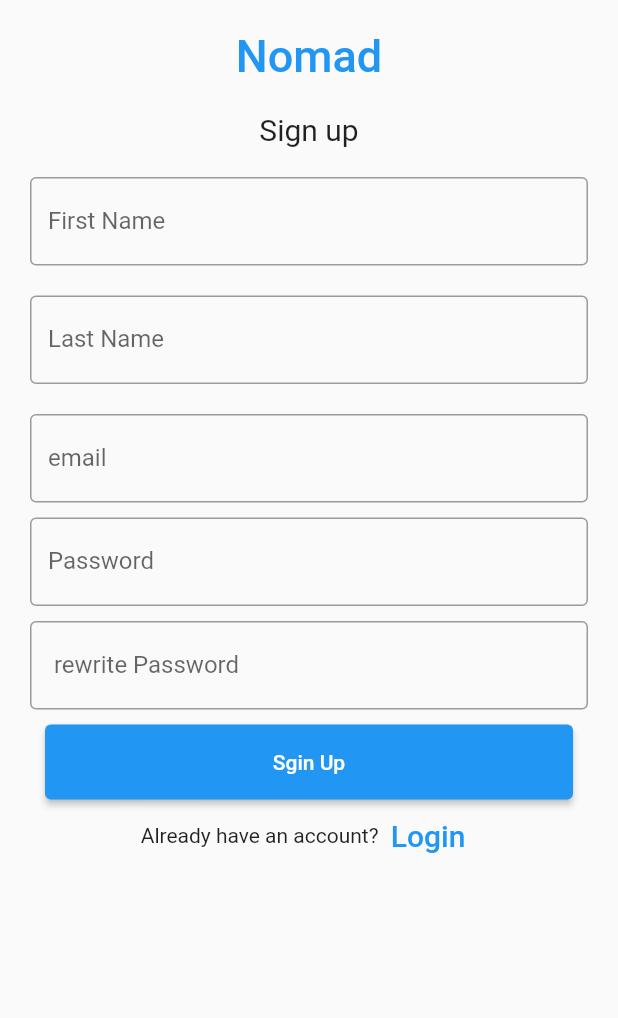
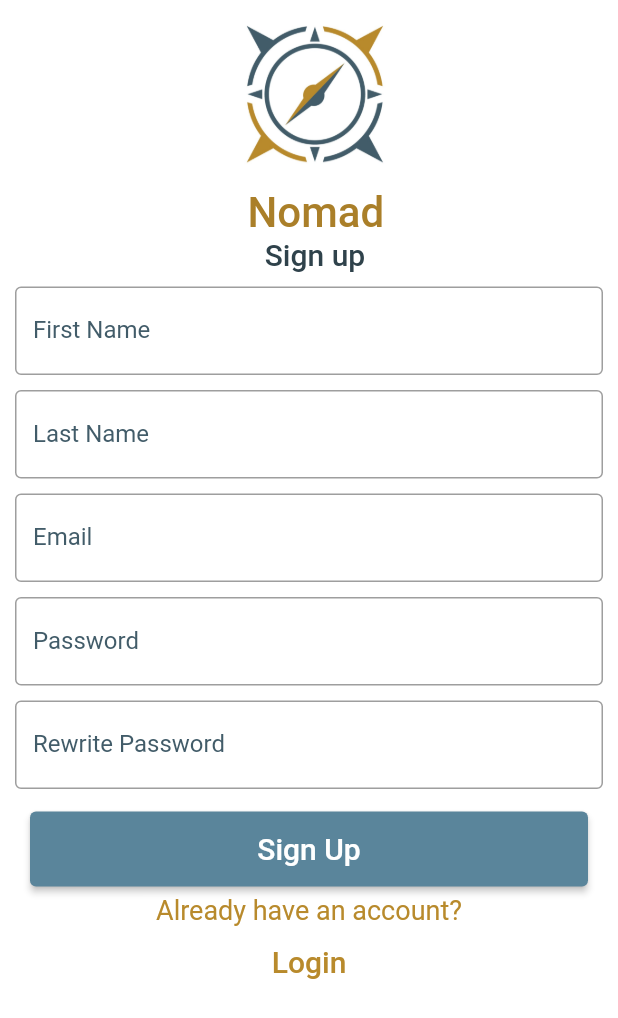
Before and after one commit to YousifT/Nomad_Application, a Flutter app: the MyStatefulWidget screen opened directly, after a tap on "Sign up", on a phone screen of 412 x 824 dp. Shown: the top 1018 px of the screen. Run offline on Flutter 3.47's test engine with Material 2 defaults, Android fonts, the phone set to English and light mode, and no system bars; our stand-ins replace carousel_slider, cloud_firestore, firebase_auth, firebase_core, flutter_rating_bar, flutter_svg and 4 more; missing offline and left inert: comment_box, dart:ffi; accounts and stored records are empty; network calls fail; statements that could not run were skipped.

Commit message:
Sign up page UI

```diff
--- a/nomad/lib/Pages/User_Pages/Login page.dart
+++ b/nomad/lib/Pages/User_Pages/Login page.dart
@@ -23,7 +23,7 @@ class Myloginpage extends StatelessWidget {
       debugShowCheckedModeBanner: false,
       title: _title,
       home: Scaffold(
-        resizeToAvoidBottomInset: true,
+        resizeToAvoidBottomInset: false,
         body: const MyStatefulWidget(),
       ),
     );
@@ -93,7 +93,7 @@ class _MyStatefulWidgetState extends State<MyStatefulWidget> {
   @override
   Widget build(BuildContext context) {
     return Scaffold(
-      resizeToAvoidBottomInset: true,
+      resizeToAvoidBottomInset: false,
       key: _scaffoldKey,
       body: Padding(
         padding: const EdgeInsets.all(3),
@@ -134,7 +134,7 @@ class _MyStatefulWidgetState extends State<MyStatefulWidget> {
                 padding: const EdgeInsets.all(10),
                 child: TextField(
                   controller: emailController,
-                  decoration: InputDecoration(
+                  decoration: const InputDecoration(
                     border: OutlineInputBorder(),
                     labelText: 'User Name',
                     labelStyle:
@@ -147,7 +147,7 @@ class _MyStatefulWidgetState extends State<MyStatefulWidget> {
                 child: TextField(
                   obscureText: true,
                   controller: passwordController,
-                  decoration: InputDecoration(
+                  decoration: const InputDecoration(
                     border: OutlineInputBorder(),
                     labelText: 'Password',
                     labelStyle:
@@ -175,7 +175,6 @@ class _MyStatefulWidgetState extends State<MyStatefulWidget> {
                     height: 50,
                     padding: const EdgeInsets.fromLTRB(10, 0, 10, 0),
                     child: ElevatedButton(
-                      child: const Text('Login'),
                       onPressed: () {
                         login(
                           emailController.text,
@@ -183,7 +182,12 @@ class _MyStatefulWidgetState extends State<MyStatefulWidget> {
                         );
                       },
                       style: ElevatedButton.styleFrom(
-                          backgroundColor: Color.fromARGB(255, 107, 158, 184)),
+                          backgroundColor: Color.fromARGB(255, 90, 133, 155)),
+                      child: const Text(
+                        'Login',
+                        style: TextStyle(
+                            fontWeight: FontWeight.w500, fontSize: 20),
+                      ),
                     )),
               ),
               Padding(
--- a/nomad/lib/Pages/User_Pages/Sginup page.dart
+++ b/nomad/lib/Pages/User_Pages/Sginup page.dart
@@ -21,7 +21,7 @@ class Mysginuppage extends StatelessWidget {
     return MaterialApp(
       debugShowCheckedModeBanner: false,
       home: Scaffold(
-        resizeToAvoidBottomInset: true,
+        resizeToAvoidBottomInset: false,
         body: const MyStatefulWidget(),
       ),
     );
@@ -107,77 +107,95 @@ class _MyStatefulWidgetState extends State<MyStatefulWidget> {
     final email = TextEditingController();
     final password = TextEditingController();
     final cpassword = TextEditingController();
-    return Padding(
-        padding: const EdgeInsets.all(10),
+    return Container(
+      color: Color.fromARGB(255, 255, 255, 255),
       child: ListView(
         children: <Widget>[
           Container(
               alignment: Alignment.center,
-                padding: const EdgeInsets.all(10),
-                child: const Text(
+              child: Column(
+                children: const [
+                  Image(
+                      image: AssetImage("assets/images/nomad.png"),
+                      height: 125,
+                      width: 125),
+                  Padding(
+                    padding: EdgeInsets.fromLTRB(9, 0, 0, 0),
+                    child: Text(
                       'Nomad',
                       style: TextStyle(
-                      color: Colors.blue,
+                          color: Color.fromARGB(255, 170, 127, 41),
                           fontWeight: FontWeight.w500,
-                      fontSize: 30),
+                          fontSize: 28),
+                    ),
+                  ),
+                ],
               )),
           Container(
               alignment: Alignment.center,
-                padding: const EdgeInsets.all(10),
+              padding: const EdgeInsets.fromLTRB(18, 0, 10, 10),
               child: const Text(
                 'Sign up',
-                  style: TextStyle(fontSize: 20),
+                style: TextStyle(
+                    fontSize: 20,
+                    color: Color.fromARGB(255, 47, 66, 75),
+                    fontWeight: FontWeight.w500),
               )),
           Container(
-              padding: const EdgeInsets.all(10),
+            padding: const EdgeInsets.fromLTRB(10, 0, 10, 5),
             child: TextField(
               controller: Fname,
               decoration: const InputDecoration(
                 border: OutlineInputBorder(),
                 labelText: 'First Name',
+                labelStyle: TextStyle(color: Color.fromARGB(255, 66, 92, 105)),
               ),
             ),
           ),
           Container(
-              padding: const EdgeInsets.all(10),
+            padding: const EdgeInsets.fromLTRB(10, 5, 10, 5),
             child: TextField(
               controller: Lname,
               decoration: const InputDecoration(
                 border: OutlineInputBorder(),
                 labelText: 'Last Name',
+                labelStyle: TextStyle(color: Color.fromARGB(255, 66, 92, 105)),
               ),
             ),
           ),
           Container(
-              padding: const EdgeInsets.fromLTRB(10, 10, 10, 0),
+            padding: const EdgeInsets.fromLTRB(10, 5, 10, 5),
             child: TextField(
               obscureText: false,
               controller: email,
               decoration: const InputDecoration(
                 border: OutlineInputBorder(),
-                  labelText: 'email',
+                labelText: 'Email',
+                labelStyle: TextStyle(color: Color.fromARGB(255, 66, 92, 105)),
               ),
             ),
           ),
           Container(
-              padding: const EdgeInsets.fromLTRB(10, 10, 10, 0),
+            padding: const EdgeInsets.fromLTRB(10, 5, 10, 5),
             child: TextField(
               obscureText: true,
               controller: password,
               decoration: const InputDecoration(
                 border: OutlineInputBorder(),
                 labelText: 'Password',
+                labelStyle: TextStyle(color: Color.fromARGB(255, 66, 92, 105)),
               ),
             ),
           ),
           Container(
-              padding: const EdgeInsets.fromLTRB(10, 10, 10, 10),
+            padding: const EdgeInsets.fromLTRB(10, 5, 10, 15),
             child: TextField(
               obscureText: true,
               controller: cpassword,
               decoration: const InputDecoration(
                 border: OutlineInputBorder(),
-                  labelText: ' rewrite Password',
+                labelText: 'Rewrite Password',
+                labelStyle: TextStyle(color: Color.fromARGB(255, 66, 92, 105)),
               ),
             ),
           ),
@@ -190,10 +208,14 @@ class _MyStatefulWidgetState extends State<MyStatefulWidget> {
                     cpassword.text);
               },
               child: Container(
-                  height: 50,
+                height: 35,
                 padding: const EdgeInsets.fromLTRB(10, 0, 10, 0),
                 child: ElevatedButton(
-                    child: const Text('Sgin Up'),
+                  style: ElevatedButton.styleFrom(
+                      backgroundColor: Color.fromARGB(255, 90, 133, 155)),
+                  child: const Text('Sign Up',
+                      style:
+                          TextStyle(fontWeight: FontWeight.w500, fontSize: 20)),
                   onPressed: () {
                     signUp(Fname.text, Lname.text, email.text, password.text,
                         cpassword.text);
@@ -203,15 +225,26 @@ class _MyStatefulWidgetState extends State<MyStatefulWidget> {
             ),
           ),
           Row(
-              children: <Widget>[
-                const Text('Already have an account?'),
+            mainAxisAlignment: MainAxisAlignment.center,
+            children: [
+              Column(
+                children: [
+                  Padding(
+                    padding: const EdgeInsets.fromLTRB(0, 5, 0, 0),
+                    child: const Text(
+                      'Already have an account?',
+                      style: TextStyle(
+                          fontSize: 18,
+                          color: Color.fromARGB(255, 184, 138, 44)),
+                    ),
+                  ),
                   TextButton(
                     child: const Text(
                       'Login',
-                    style: TextStyle(fontSize: 20),
+                      style: TextStyle(
+                          fontSize: 20,
+                          color: Color.fromARGB(255, 184, 138, 44)),
                     ),
-                  // Login button press
-                  // Switches screens to MyloginPage()
                     onPressed: () {
                       Navigator.push(
                           context,
@@ -220,9 +253,11 @@ class _MyStatefulWidgetState extends State<MyStatefulWidget> {
                     },
                   )
                 ],
-              mainAxisAlignment: MainAxisAlignment.center,
+              )
+            ],
           ),
         ],
-        ));
+      ),
+    );
   }
 }
```
Also changed, not shown: nomad/assets/images/nomad.png (added), 2 other files. Lines whose indentation alone changed are shown as unchanged.
